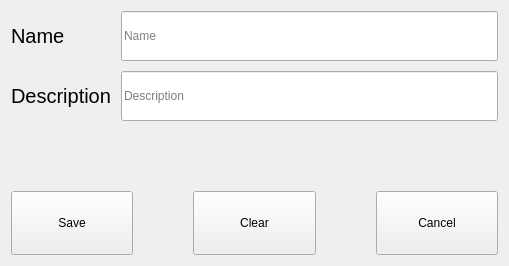
Above: forms/create_brand.ui from nasserahmed96/invoces_manager before the change. Below: the same form after it.
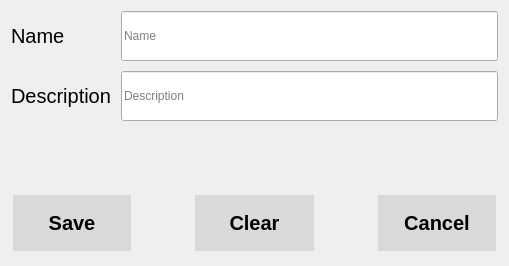
That is the form after the change. Custom widgets are drawn as their Qt base class.

Commit message: Creating class base manager to be the base class for all managers, added brands manafer and refactoring it ro base manager

What changed in the file:
```diff
--- a/forms/create_brand.ui
+++ b/forms/create_brand.ui
@@ -13,6 +13,16 @@
   <property name="windowTitle">
    <string>Form</string>
   </property>
+  <property name="styleSheet">
+   <string notr="true">QPushButton{
+  background-color: #D9D9D9;
+  border: none;
+  color: black;
+  text-align: center;
+  text-decoration: none;
+  margin: 4px 2px;
+}</string>
+  </property>
   <layout class="QVBoxLayout" name="verticalLayout_2">
    <item>
     <layout class="QVBoxLayout" name="verticalLayout">
@@ -140,6 +150,14 @@
            <verstretch>0</verstretch>
           </sizepolicy>
          </property>
+         <property name="font">
+          <font>
+           <pointsize>15</pointsize>
+           <bold>true</bold>
+           <underline>false</underline>
+           <strikeout>false</strikeout>
+          </font>
+         </property>
          <property name="text">
           <string>Save</string>
          </property>
@@ -153,6 +171,14 @@
            <verstretch>0</verstretch>
           </sizepolicy>
          </property>
+         <property name="font">
+          <font>
+           <pointsize>15</pointsize>
+           <bold>true</bold>
+           <underline>false</underline>
+           <strikeout>false</strikeout>
+          </font>
+         </property>
          <property name="text">
           <string>Clear</string>
          </property>
@@ -166,6 +192,14 @@
            <verstretch>0</verstretch>
           </sizepolicy>
          </property>
+         <property name="font">
+          <font>
+           <pointsize>15</pointsize>
+           <bold>true</bold>
+           <underline>false</underline>
+           <strikeout>false</strikeout>
+          </font>
+         </property>
          <property name="text">
           <string>Cancel</string>
          </property>
@@ -177,6 +211,13 @@
    </item>
   </layout>
  </widget>
+ <customwidgets>
+  <customwidget>
+   <class>ValidatedLineEditor</class>
+   <extends>QLineEdit</extends>
+   <header location="global">validatedlineeditor.h</header>
+  </customwidget>
+ </customwidgets>
  <resources/>
  <connections>
   <connection>
```
Left out of the diff: 4 changed lines with no effect on the pictures. The commit also changes 20 other files.
